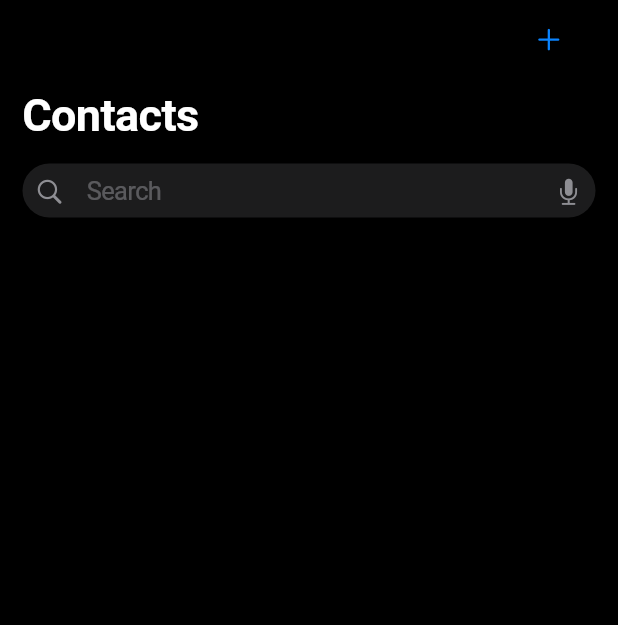
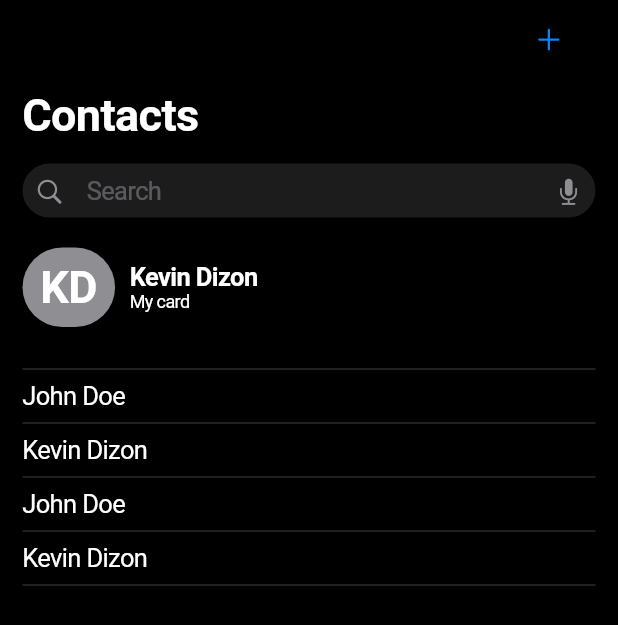
Before and after one commit to dizon-kevin/Contact_App, a Flutter app: the screen it shows after launch, on a phone screen of 412 x 824 dp. Shown: the top 625 px of the screen. Run offline on Flutter 3.47's test engine with Material 3 defaults, Android fonts, the phone set to English and light mode, and no system bars.

Commit message:
commit by marc

```diff
--- /dev/null
+++ b/lib/contact.dart
@@ -0,0 +1,24 @@
+import 'package:flutter/cupertino.dart';
+import 'variables.dart';
+
+class Contact extends StatefulWidget {
+  const Contact({super.key});
+
+  @override
+  State<Contact> createState() => _ContactState();
+}
+
+class _ContactState extends State<Contact> {
+  @override
+  Widget build(BuildContext context) {
+    return CupertinoPageScaffold(
+        navigationBar: CupertinoNavigationBar(
+
+        ),
+        child: SafeArea(child:Column(
+      children: [
+        Text('$name')
+      ],
+    )));
+  }
+}
--- a/lib/main.dart
+++ b/lib/main.dart
@@ -1,6 +1,7 @@
 import 'package:flutter/cupertino.dart';
 import 'package:flutter/material.dart';
-import 'package:url_launcher/url_launcher.dart';
+import 'variables.dart';
+import 'contact.dart';
 
 void main(){
   runApp(CupertinoApp(
@@ -23,8 +24,32 @@ class _HomepageState extends State<Homepage> {
     {
       "name" : "John Doe",
       "phone" : "+1 123-456-7890",
-      "emaill" : "william.paterson@my-own-personal-domain.com",
-      "url" : "https://example.com/john_doe",
+      "email" : "william.paterson@my-own-personal-domain.com",
+      "url" : "https://facebook.com/john_doe",
+      "photo" : "https://www.facebook.com/photo/?fbid=977259547716988&set=a.102281275214824",
+    },
+
+    {
+      "name" : "Kevin Dizon",
+      "phone" : "+1 123-456-7890",
+      "email" : "william.paterson@my-own-personal-domain.com",
+      "url" : "https://facebook.com/john_doe",
+      "photo" : "https://www.facebook.com/photo/?fbid=977259547716988&set=a.102281275214824",
+    },
+
+    {
+      "name" : "John Doe",
+      "phone" : "+1 123-456-7890",
+      "email" : "william.paterson@my-own-personal-domain.com",
+      "url" : "https://facebook.com/john_doe",
+      "photo" : "https://www.facebook.com/photo/?fbid=977259547716988&set=a.102281275214824",
+    },
+
+    {
+      "name" : "Kevin Dizon",
+      "phone" : "+1 123-456-7890",
+      "email" : "william.paterson@my-own-personal-domain.com",
+      "url" : "https://facebook.com/john_doe",
       "photo" : "https://www.facebook.com/photo/?fbid=977259547716988&set=a.102281275214824",
     }
   ];
@@ -61,9 +86,58 @@ class _HomepageState extends State<Homepage> {
                       child: Icon(CupertinoIcons.mic_fill, color: CupertinoColors.systemGrey, size: 20,),
                     ),
                   ),
+                  SizedBox(height: 20,),
+                  Row(
+                    children: [
+                      Container(
+                        padding: EdgeInsets.fromLTRB(12,9,12,9),
 
+                        decoration: BoxDecoration(
+                          color: CupertinoColors.systemGrey,
+                          borderRadius: BorderRadius.circular(50)
+                        ),
+                      child: Text('KD', style: TextStyle(fontSize: 30, fontWeight: FontWeight.w600),),
+                      ),
+                      SizedBox(width: 10,),
+                      Column(
+                        crossAxisAlignment: CrossAxisAlignment.start,
+                        children: [
+                          Text('Kevin Dizon', style: TextStyle(fontWeight: FontWeight.bold),),
+                          Text('My card', style: TextStyle(fontWeight: FontWeight.w400, fontSize: 12),)
 
+                        ],
+                      )
+                    ],
+                  ),
+                  SizedBox(height: 20,),
+                  Divider(color: CupertinoColors.systemGrey.withOpacity(0.3),),
+                  Expanded(child: ListView.builder(
+                      itemCount: contacts.length,
+                      itemBuilder: (context, int index){
+                        return GestureDetector(
+                          onTap: (){
+                            setState(() {
+                              name = contacts[index]['name'];
+                              phone = contacts[index]['phone'];
+                              url = contacts[index]['url'];
+                              email = contacts[index]['email'];
+                              photo = contacts[index]['photo'];
+                            });
+                            Navigator.push(context, CupertinoPageRoute(builder: (context) => Contact()));
 
+                          },
+                          child: Container(
+                            child: Column(
+                              crossAxisAlignment: CrossAxisAlignment.start,
+                              children: [
+                                Text(contacts[index]['name']),
+                                Divider(color: CupertinoColors.systemGrey.withOpacity(0.3),),
+                              ],
+                            ),
+                          ),
+                        );
+
+                  })),
                 ],
               ),
         )));
--- /dev/null
+++ b/lib/variables.dart
@@ -0,0 +1,5 @@
+String name = "";
+String phone = "";
+String url = "";
+String email = "";
+String photo = "";
```
